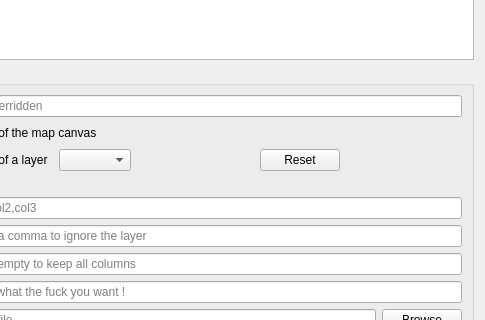
3liz/QuickOSM, file ui/query.ui: the form before one commit; both pictures show x 188 to 673 and y 155 to 475 of the 673 by 677 pixel window.
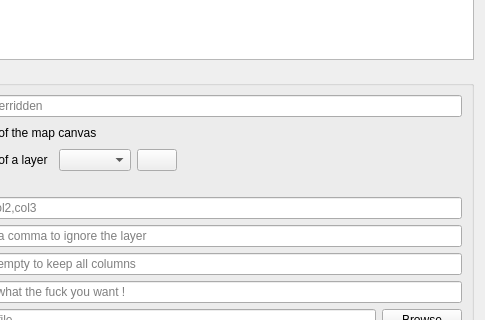
The form after the commit. Icons and pictures are not drawn. Custom widgets are drawn as their Qt base class.

Commit message: fix icon refresh

The edit to the form file:
```diff
--- a/ui/query.ui
+++ b/ui/query.ui
@@ -208,12 +208,13 @@
            <widget class="QComboBox" name="comboBox_extentLayer"/>
           </item>
           <item>
-           <widget class="QDialogButtonBox" name="buttonBox_layers">
-            <property name="standardButtons">
-             <set>QDialogButtonBox::Reset</set>
+           <widget class="QPushButton" name="pushButton_refreshLayers">
+            <property name="text">
+             <string/>
             </property>
-            <property name="centerButtons">
-             <bool>true</bool>
+            <property name="icon">
+             <iconset resource="../resources.qrc">
+              <normaloff>:/plugins/QuickOSM/resources/refresh.png</normaloff>:/plugins/QuickOSM/resources/refresh.png</iconset>
             </property>
            </widget>
           </item>
```
Left out of the diff: 4 changed lines with no effect on the pictures. The commit also changes 11 other files.
